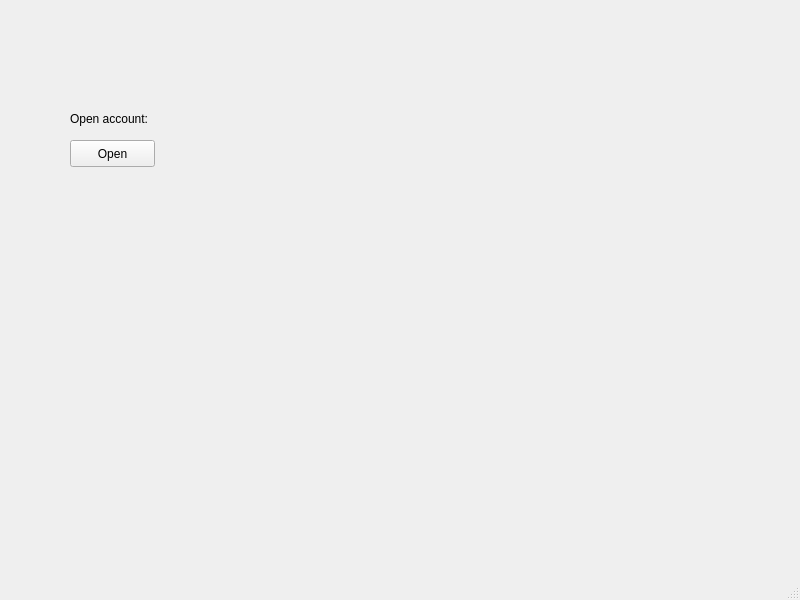
Before: the Qt Designer form data/ui/mainwindow.ui in ihoromi4/travian4-bot, drawn with Qt 5.
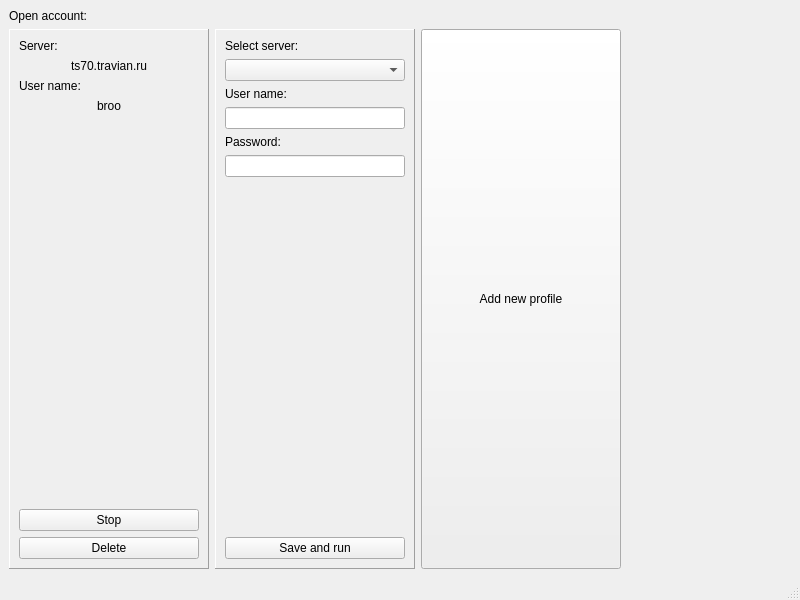
After: the same form once the commit is applied.

Patch:
```diff
--- a/data/ui/mainwindow.ui
+++ b/data/ui/mainwindow.ui
@@ -14,32 +14,229 @@
    <string>MainWindow</string>
   </property>
   <widget class="QWidget" name="centralwidget">
-   <widget class="QPushButton" name="pushButton">
-    <property name="geometry">
-     <rect>
-      <x>70</x>
-      <y>140</y>
-      <width>85</width>
-      <height>27</height>
-     </rect>
-    </property>
-    <property name="text">
-     <string>Open</string>
-    </property>
-   </widget>
-   <widget class="QLabel" name="label">
-    <property name="geometry">
-     <rect>
-      <x>70</x>
-      <y>110</y>
-      <width>91</width>
-      <height>17</height>
-     </rect>
-    </property>
-    <property name="text">
-     <string>Open account:</string>
-    </property>
-   </widget>
+   <layout class="QVBoxLayout" name="verticalLayout_2">
+    <item>
+     <layout class="QVBoxLayout" name="verticalLayout">
+      <item>
+       <widget class="QLabel" name="label">
+        <property name="text">
+         <string>Open account:</string>
+        </property>
+       </widget>
+      </item>
+      <item>
+       <layout class="QHBoxLayout" name="horizontalLayout">
+        <item>
+         <widget class="QFrame" name="frame_2">
+          <property name="minimumSize">
+           <size>
+            <width>200</width>
+            <height>0</height>
+           </size>
+          </property>
+          <property name="maximumSize">
+           <size>
+            <width>300</width>
+            <height>16777215</height>
+           </size>
+          </property>
+          <property name="frameShape">
+           <enum>QFrame::Panel</enum>
+          </property>
+          <property name="frameShadow">
+           <enum>QFrame::Raised</enum>
+          </property>
+          <layout class="QVBoxLayout" name="verticalLayout_4">
+           <item>
+            <widget class="QLabel" name="label_5">
+             <property name="text">
+              <string>Server:</string>
+             </property>
+            </widget>
+           </item>
+           <item>
+            <widget class="QLabel" name="label_6">
+             <property name="text">
+              <string>ts70.travian.ru</string>
+             </property>
+             <property name="alignment">
+              <set>Qt::AlignCenter</set>
+             </property>
+            </widget>
+           </item>
+           <item>
+            <widget class="QLabel" name="label_7">
+             <property name="text">
+              <string>User name:</string>
+             </property>
+            </widget>
+           </item>
+           <item>
+            <widget class="QLabel" name="label_8">
+             <property name="text">
+              <string>broo</string>
+             </property>
+             <property name="alignment">
+              <set>Qt::AlignCenter</set>
+             </property>
+            </widget>
+           </item>
+           <item>
+            <spacer name="verticalSpacer_2">
+             <property name="orientation">
+              <enum>Qt::Vertical</enum>
+             </property>
+             <property name="sizeHint" stdset="0">
+              <size>
+               <width>20</width>
+               <height>40</height>
+              </size>
+             </property>
+            </spacer>
+           </item>
+           <item>
+            <widget class="QPushButton" name="pushButton_3">
+             <property name="text">
+              <string>Stop</string>
+             </property>
+            </widget>
+           </item>
+           <item>
+            <widget class="QPushButton" name="pushButton_2">
+             <property name="text">
+              <string>Delete</string>
+             </property>
+            </widget>
+           </item>
+          </layout>
+         </widget>
+        </item>
+        <item>
+         <widget class="QFrame" name="frame">
+          <property name="sizePolicy">
+           <sizepolicy hsizetype="Maximum" vsizetype="Preferred">
+            <horstretch>0</horstretch>
+            <verstretch>0</verstretch>
+           </sizepolicy>
+          </property>
+          <property name="minimumSize">
+           <size>
+            <width>200</width>
+            <height>0</height>
+           </size>
+          </property>
+          <property name="maximumSize">
+           <size>
+            <width>200</width>
+            <height>16777215</height>
+           </size>
+          </property>
+          <property name="frameShape">
+           <enum>QFrame::Panel</enum>
+          </property>
+          <property name="frameShadow">
+           <enum>QFrame::Raised</enum>
+          </property>
+          <property name="lineWidth">
+           <number>1</number>
+          </property>
+          <layout class="QVBoxLayout" name="verticalLayout_3">
+           <item>
+            <widget class="QLabel" name="label_2">
+             <property name="text">
+              <string>Select server:</string>
+             </property>
+            </widget>
+           </item>
+           <item>
+            <widget class="QComboBox" name="comboBox"/>
+           </item>
+           <item>
+            <widget class="QLabel" name="label_3">
+             <property name="text">
+              <string>User name:</string>
+             </property>
+            </widget>
+           </item>
+           <item>
+            <widget class="QLineEdit" name="lineEdit"/>
+           </item>
+           <item>
+            <widget class="QLabel" name="label_4">
+             <property name="text">
+              <string>Password:</string>
+             </property>
+            </widget>
+           </item>
+           <item>
+            <widget class="QLineEdit" name="lineEdit_2"/>
+           </item>
+           <item>
+            <spacer name="verticalSpacer">
+             <property name="orientation">
+              <enum>Qt::Vertical</enum>
+             </property>
+             <property name="sizeHint" stdset="0">
+              <size>
+               <width>20</width>
+               <height>40</height>
+              </size>
+             </property>
+            </spacer>
+           </item>
+           <item>
+            <widget class="QPushButton" name="pushButton">
+             <property name="text">
+              <string>Save and run</string>
+             </property>
+            </widget>
+           </item>
+          </layout>
+         </widget>
+        </item>
+        <item>
+         <widget class="QPushButton" name="button_add_new_profile">
+          <property name="sizePolicy">
+           <sizepolicy hsizetype="Minimum" vsizetype="Expanding">
+            <horstretch>0</horstretch>
+            <verstretch>0</verstretch>
+           </sizepolicy>
+          </property>
+          <property name="minimumSize">
+           <size>
+            <width>200</width>
+            <height>0</height>
+           </size>
+          </property>
+          <property name="maximumSize">
+           <size>
+            <width>200</width>
+            <height>16777215</height>
+           </size>
+          </property>
+          <property name="text">
+           <string>Add new profile</string>
+          </property>
+         </widget>
+        </item>
+        <item>
+         <spacer name="horizontalSpacer">
+          <property name="orientation">
+           <enum>Qt::Horizontal</enum>
+          </property>
+          <property name="sizeHint" stdset="0">
+           <size>
+            <width>40</width>
+            <height>20</height>
+           </size>
+          </property>
+         </spacer>
+        </item>
+       </layout>
+      </item>
+     </layout>
+    </item>
+   </layout>
   </widget>
   <widget class="QMenuBar" name="menubar">
    <property name="geometry">
```
